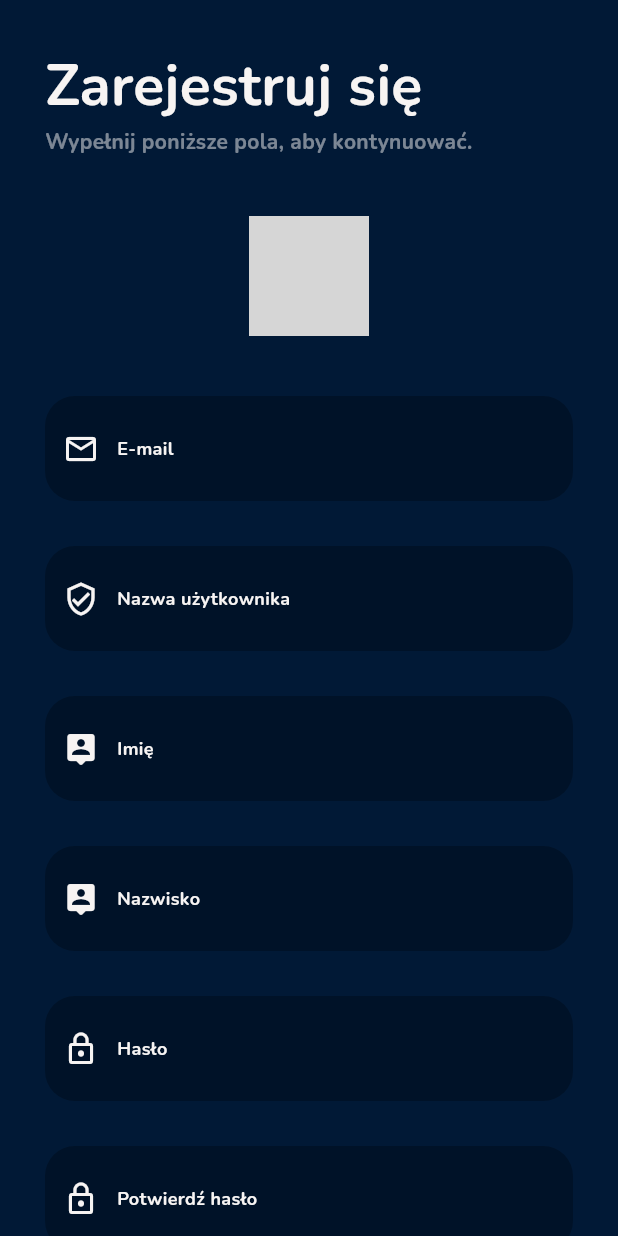
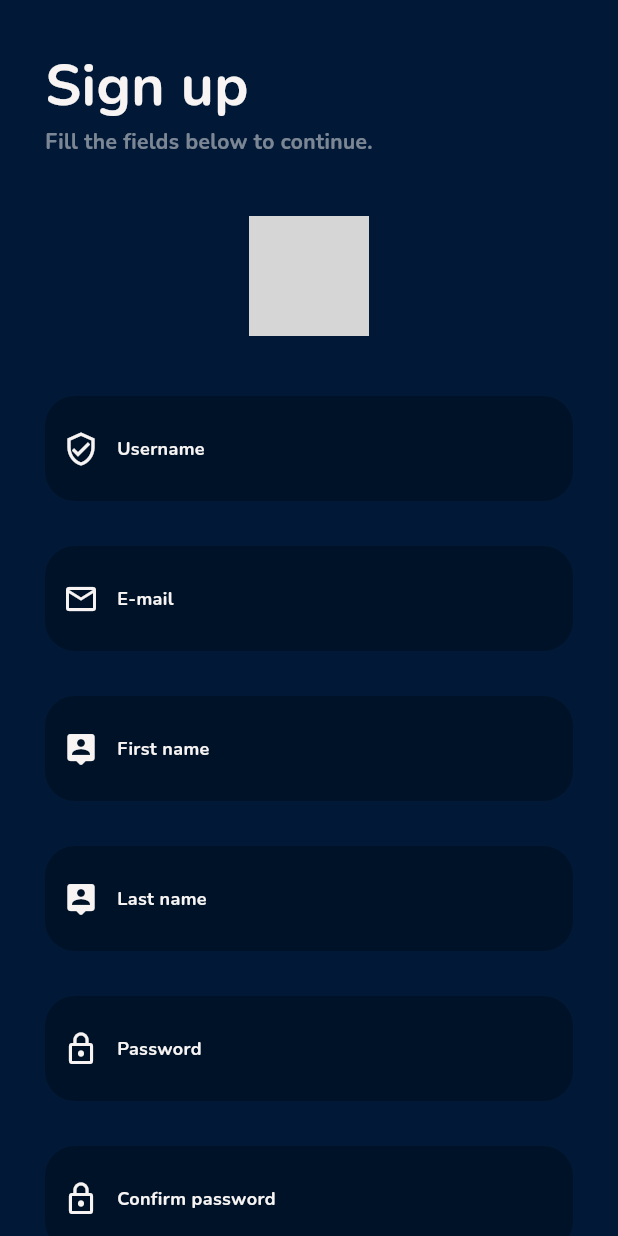
Before and after one commit to bruh-squad/drinkify, a Flutter app: the RegisterPage screen opened by its route, on a phone screen of 412 x 824 dp. Run offline on Flutter 3.47's test engine with Material 2 defaults, Android fonts, the phone set to English and light mode, and no system bars; our stand-ins replace flutter_dotenv, flutter_map, flutter_secure_storage, geocoding, go_router, latlong2 and 1 more; missing offline and left inert: map_launcher; accounts and stored records are empty; generated files the repository leaves out were written again; network calls fail; grey boxes are pictures that could not be loaded.

Commit message:
Added missing translations and some fixes

```diff
--- a/lib/l10n/app_en.arb
+++ b/lib/l10n/app_en.arb
@@ -52,6 +52,8 @@
     "oldPasswordField": "Provide an old password",
     "newPassword": "New password",
     "newPasswordField": "Provide a new password",
+    "password": "Password",
+    "passwordField": "Provide a password",
     "save": "Save",
 
     "chooseATheme": "Choose a theme",
@@ -78,15 +80,16 @@
     "mapError": "It seems like you don't have any maps installed on your device.",
 
     "logIn": "Log in",
-    "fillFieldsBelow": "Fill the fields below to continue",
-    "dontRememberPassword": "Don't remember the password?",
+    "fillFieldsBelow": "Fill the fields below to continue.",
+    "forgotPassword": "Forgot password?",
     "passwordReset": "Password reset",
     "resetPassword": "Reset password",
     "dontHaveAnAccount": "Don't have an account?",
-    "signIn": "Sign up",
+    "signUp": "Sign up",
     "confirmPassword": "Confirm password",
     "haveAnAccount": "Have an account?",
     "signIn": "Sign in",
+    "dateOfBirth": "Date of birth",
 
     "createAParty": "Create a party",
     "title": "Title",
--- a/lib/l10n/app_pl.arb
+++ b/lib/l10n/app_pl.arb
@@ -52,6 +52,8 @@
     "oldPasswordField": "Podaj stare hasło",
     "newPassword": "Nowe hasło",
     "newPasswordField": "Podaj nowe hasło",
+    "password": "Hasło",
+    "passwordField": "Podaj hasło",
     "save": "Zapisz",
 
     "chooseATheme": "Wybierz motyw",
@@ -79,14 +81,15 @@
 
     "logIn": "Zaloguj się",
     "fillFieldsBelow": "Wypełnij poniższe pola, aby kontynuować.",
-    "dontRememberPassword": "Nie pamietasz hasła?",
+    "forgotPassword": "Nie pamietasz hasła?",
     "passwordReset": "Resetowanie hasła",
     "resetPassword": "Zresetuj hasło",
     "dontHaveAnAccount": "Nie masz konta?",
-    "signIn": "Zarejestruj się",
+    "signUp": "Zarejestruj się",
     "confirmPassword": "Potwierdź hasło",
     "haveAnAccount": "Masz już konto?",
     "signIn": "Zaloguj się",
+    "dateOfBirth": "Data urodzenia",
 
     "createAParty": "Stwórz imprezę",
     "title": "Tytuł",
--- a/lib/routes/login_page.dart
+++ b/lib/routes/login_page.dart
@@ -2,6 +2,7 @@ import 'package:flutter/material.dart';
 import 'package:go_router/go_router.dart';
 
 import '../utils/theming.dart';
+import '../utils/locale_support.dart';
 
 class LoginPage extends StatefulWidget {
   const LoginPage({super.key});
@@ -25,6 +26,8 @@ class _LoginPageState extends State<LoginPage> {
 
   @override
   Widget build(BuildContext context) {
+    final transl = LocaleSupport.appTranslates(context);
+
     return Scaffold(
       resizeToAvoidBottomInset: false,
       backgroundColor: Theming.bgColor,
@@ -37,16 +40,16 @@ class _LoginPageState extends State<LoginPage> {
         child: Column(
           crossAxisAlignment: CrossAxisAlignment.start,
           children: [
-            const Text(
-              "Zaloguj się",
-              style: TextStyle(
+            Text(
+              transl.logIn,
+              style: const TextStyle(
                 color: Theming.whiteTone,
                 fontWeight: FontWeight.bold,
                 fontSize: 38,
               ),
             ),
             Text(
-              "Wypełnij poniższe pola, aby kontynuować.",
+              transl.fillFieldsBelow,
               style: TextStyle(
                 color: Theming.whiteTone.withOpacity(0.5),
                 fontWeight: FontWeight.bold,
@@ -55,16 +58,16 @@ class _LoginPageState extends State<LoginPage> {
             const SizedBox(height: 40),
             _editField(
               0,
-              caption: "E-mail",
+              caption: transl.email,
               icon: Icons.email_outlined,
-              placeholder: "Podaj e-mail",
+              placeholder: transl.emailField,
               ctrl: emailCtrl,
             ),
             _editField(
               1,
-              caption: "Hasło",
+              caption: transl.password,
               icon: Icons.lock_outline,
-              placeholder: "Podaj hasło",
+              placeholder: transl.passwordField,
               ctrl: passwordCtrl,
               isPassword: true,
             ),
@@ -80,9 +83,9 @@ class _LoginPageState extends State<LoginPage> {
                     color: Theming.primaryColor,
                     borderRadius: BorderRadius.circular(100),
                   ),
-                  child: const Text(
-                    "Zaloguj się",
-                    style: TextStyle(
+                  child: Text(
+                    transl.logIn,
+                    style: const TextStyle(
                       color: Theming.whiteTone,
                       fontWeight: FontWeight.bold,
                       fontSize: 18,
@@ -111,9 +114,9 @@ class _LoginPageState extends State<LoginPage> {
                           ),
                           child: Column(
                             children: [
-                              const Text(
-                                "Resetowanie hasła",
-                                style: TextStyle(
+                              Text(
+                                transl.passwordReset,
+                                style: const TextStyle(
                                   color: Theming.whiteTone,
                                   fontWeight: FontWeight.bold,
                                   fontSize: 20,
@@ -122,9 +125,9 @@ class _LoginPageState extends State<LoginPage> {
                               const SizedBox(height: 30),
                               _editField(
                                 2,
-                                caption: "E-mail",
+                                caption: transl.email,
                                 icon: Icons.email_outlined,
-                                placeholder: "Podaj e-mail",
+                                placeholder: transl.emailField,
                                 ctrl: passwordResetEmailCtrl,
                               ),
                               GestureDetector(
@@ -138,9 +141,9 @@ class _LoginPageState extends State<LoginPage> {
                                     color: Theming.primaryColor,
                                     borderRadius: BorderRadius.circular(100),
                                   ),
-                                  child: const Text(
-                                    "Zresetuj hasło",
-                                    style: TextStyle(
+                                  child: Text(
+                                    transl.resetPassword,
+                                    style: const TextStyle(
                                       color: Theming.whiteTone,
                                       fontWeight: FontWeight.bold,
                                       fontSize: 18,
@@ -155,9 +158,9 @@ class _LoginPageState extends State<LoginPage> {
                     },
                   );
                 },
-                child: const Text(
-                  "Nie pamietasz hasła?",
-                  style: TextStyle(
+                child: Text(
+                  transl.forgotPassword,
+                  style: const TextStyle(
                     color: Theming.primaryColor,
                     fontWeight: FontWeight.bold,
                   ),
@@ -174,15 +177,15 @@ class _LoginPageState extends State<LoginPage> {
                     text: TextSpan(
                       children: [
                         TextSpan(
-                          text: "Nie masz jeszcze konta? ",
+                          text: transl.dontHaveAnAccount,
                           style: TextStyle(
                             color: Theming.whiteTone.withOpacity(0.5),
                             fontSize: 16,
                           ),
                         ),
-                        const TextSpan(
-                          text: "Zarejestruj się",
-                          style: TextStyle(
+                        TextSpan(
+                          text: " ${transl.signUp}",
+                          style: const TextStyle(
                             color: Theming.primaryColor,
                             fontWeight: FontWeight.bold,
                             fontSize: 16,
--- a/lib/routes/register_page.dart
+++ b/lib/routes/register_page.dart
@@ -1,6 +1,9 @@
 import 'package:flutter/material.dart';
 import 'package:go_router/go_router.dart';
+import 'package:intl/date_symbol_data_local.dart';
+import 'package:intl/intl.dart';
 
+import '../utils/locale_support.dart';
 import '../utils/theming.dart';
 
 class RegisterPage extends StatefulWidget {
@@ -19,11 +22,20 @@ class _RegisterPageState extends State<RegisterPage> {
   var lastNameCtrl = TextEditingController();
   var passwordCtrl = TextEditingController();
   var passwordConfirmCtrl = TextEditingController();
+  DateTime? dateOfBirthVal;
+
+  @override
+  void initState() {
+    super.initState();
+
+    initializeDateFormatting();
+  }
 
   @override
   Widget build(BuildContext context) {
+    final transl = LocaleSupport.appTranslates(context);
+
     return Scaffold(
-      // resizeToAvoidBottomInset: false,
       backgroundColor: Theming.bgColor,
       body: SafeArea(
         child: SingleChildScrollView(
@@ -36,16 +48,16 @@ class _RegisterPageState extends State<RegisterPage> {
             child: Column(
               crossAxisAlignment: CrossAxisAlignment.start,
               children: [
-                const Text(
-                  "Zarejestruj się",
-                  style: TextStyle(
+                Text(
+                  transl.signUp,
+                  style: const TextStyle(
                     color: Theming.whiteTone,
                     fontWeight: FontWeight.bold,
                     fontSize: 38,
                   ),
                 ),
                 Text(
-                  "Wypełnij poniższe pola, aby kontynuować.",
+                  transl.fillFieldsBelow,
                   style: TextStyle(
                     color: Theming.whiteTone.withOpacity(0.5),
                     fontWeight: FontWeight.bold,
@@ -57,7 +69,7 @@ class _RegisterPageState extends State<RegisterPage> {
                     children: [
                       GestureDetector(
                         onTap: () {
-                          //TODO: implement picking an image from gallery
+                          //TODO picking an image from gallery
                         },
                         child: const CircleAvatar(
                           radius: 40,
@@ -92,51 +104,101 @@ class _RegisterPageState extends State<RegisterPage> {
                 const SizedBox(height: 40),
                 _editField(
                   0,
-                  caption: "E-mail",
+                  caption: transl.username,
+                  icon: Icons.verified_user_outlined,
+                  placeholder: transl.usernameField,
+                  ctrl: usernameCtrl,
+                ),
+                _editField(
+                  1,
+                  caption: transl.email,
                   icon: Icons.email_outlined,
-                  placeholder: "Podaj e-mail",
+                  placeholder: transl.emailField,
                   ctrl: emailCtrl,
                 ),
                 _editField(
-                  1,
-                  caption: "Nazwa użytkownika",
-                  icon: Icons.verified_user_outlined,
-                  placeholder: "Podaj nazwę użytkownika",
-                  ctrl: usernameCtrl,
-                ),
-                _editField(
                   2,
-                  caption: "Imię",
+                  caption: transl.firstName,
                   icon: Icons.person_pin_rounded,
-                  placeholder: "Podaj imię",
+                  placeholder: transl.firstNameField,
                   ctrl: firstNameCtrl,
                 ),
                 _editField(
                   3,
-                  caption: "Nazwisko",
+                  caption: transl.lastName,
                   icon: Icons.person_pin_rounded,
-                  placeholder: "Podaj nazwisko",
+                  placeholder: transl.lastNameField,
                   ctrl: lastNameCtrl,
                 ),
                 _editField(
                   4,
-                  caption: "Hasło",
+                  caption: transl.password,
                   icon: Icons.lock_outline,
-                  placeholder: "Podaj hasło",
+                  placeholder: transl.passwordField,
                   ctrl: passwordCtrl,
                   isPassword: true,
                 ),
                 _editField(
                   5,
-                  caption: "Potwierdź hasło",
+                  caption: transl.confirmPassword,
                   icon: Icons.lock_outline,
-                  placeholder: "Podaj hasło",
+                  placeholder: transl.passwordField,
                   ctrl: passwordConfirmCtrl,
                   isPassword: true,
                 ),
+                GestureDetector(
+                  onTap: () {
+                    setState(() {
+                      selectedFieldIndex = null;
+                    });
+                    showDatePicker(
+                      context: context,
+                      initialDate: DateTime.now(),
+                      firstDate: DateTime(DateTime.now().year - 100),
+                      lastDate: DateTime.now(),
+                      useRootNavigator: true,
+                      locale: const Locale("en"),
+                    ).then((date) {
+                      setState(() {
+                        dateOfBirthVal = date;
+                      });
+                    });
+                  },
+                  child: Container(
+                    height: 70,
+                    width: double.infinity,
+                    margin: const EdgeInsets.only(bottom: 30),
+                    alignment: Alignment.center,
+                    padding: const EdgeInsets.symmetric(horizontal: 12),
+                    decoration: BoxDecoration(
+                      color: const Color(0x9F000E1F),
+                      borderRadius: BorderRadius.circular(20),
+                    ),
+                    child: Row(
+                      children: [
+                        Icon(
+                          Icons.date_range_outlined,
+                          color: selectedFieldIndex == 6 ? Theming.primaryColor : Theming.whiteTone,
+                          size: 24,
+                        ),
+                        const SizedBox(width: 12),
+                        Text(
+                          dateOfBirthVal == null ? transl.dateOfBirth : DateFormat.yMd(transl.localeName).format(dateOfBirthVal!),
+                          style: TextStyle(
+                            color: selectedFieldIndex == 6 ? Theming.primaryColor : Theming.whiteTone,
+                            fontWeight: FontWeight.bold,
+                            fontSize: 12,
+                          ),
+                        ),
+                      ],
+                    ),
+                  ),
+                ),
                 Center(
                   child: GestureDetector(
-                    onTap: () {},
+                    onTap: () {
+                      //TODO signing up
+                    },
                     child: Container(
                       padding: const EdgeInsets.symmetric(
                         horizontal: 30,
@@ -146,9 +208,9 @@ class _RegisterPageState extends State<RegisterPage> {
                         color: Theming.primaryColor,
                         borderRadius: BorderRadius.circular(100),
                       ),
-                      child: const Text(
-                        "Zarejestruj się",
-                        style: TextStyle(
+                      child: Text(
+                        transl.signUp,
+                        style: const TextStyle(
                           color: Theming.whiteTone,
                           fontWeight: FontWeight.bold,
                           fontSize: 18,
@@ -165,15 +227,15 @@ class _RegisterPageState extends State<RegisterPage> {
                       text: TextSpan(
                         children: [
                           TextSpan(
-                            text: "Masz już konto? ",
+                            text: transl.haveAnAccount,
                             style: TextStyle(
                               color: Theming.whiteTone.withOpacity(0.5),
                               fontSize: 16,
                             ),
                           ),
-                          const TextSpan(
-                            text: "Zaloguj się",
-                            style: TextStyle(
+                          TextSpan(
+                            text: " ${transl.signIn}",
+                            style: const TextStyle(
                               color: Theming.primaryColor,
                               fontWeight: FontWeight.bold,
                               fontSize: 16,
```
